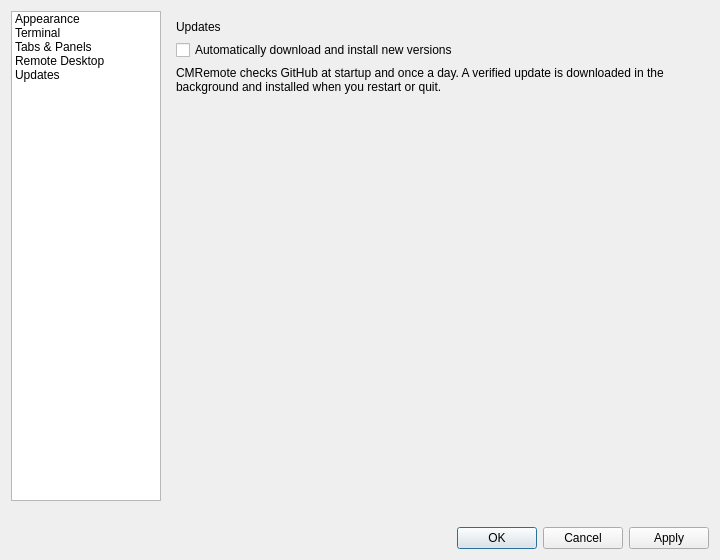
Above: app/ui/OptionsDialog.ui from Crayjones/CMRemote before the change. Below: the same form after it.
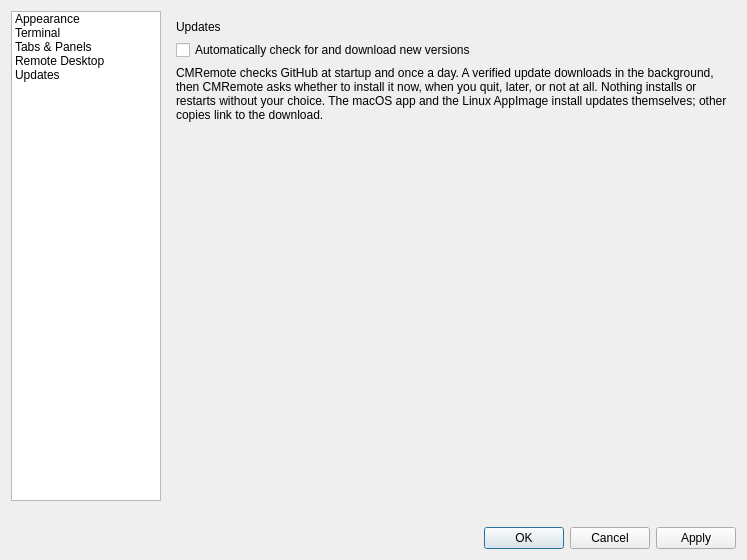
That is the form after the change. The open tabs and pages were chosen to show the change.

Patch:
```diff
--- a/app/ui/OptionsDialog.ui
+++ b/app/ui/OptionsDialog.ui
@@ -50,8 +50,8 @@
      </layout></widget>
      <widget class="QWidget" name="updatesPage"><layout class="QVBoxLayout" name="updatesLayout">
       <item><widget class="QLabel" name="updatesTitle"><property name="text"><string>Updates</string></property></widget></item>
-      <item><widget class="QCheckBox" name="autoUpdate"><property name="text"><string>Automatically download and install new versions</string></property></widget></item>
-      <item><widget class="QLabel" name="autoUpdateHelp"><property name="text"><string>CMRemote checks GitHub at startup and once a day. A verified update is downloaded in the background and installed when you restart or quit.</string></property><property name="wordWrap"><bool>true</bool></property></widget></item>
+      <item><widget class="QCheckBox" name="autoUpdate"><property name="text"><string>Automatically check for and download new versions</string></property></widget></item>
+      <item><widget class="QLabel" name="autoUpdateHelp"><property name="text"><string>CMRemote checks GitHub at startup and once a day. A verified update downloads in the background, then CMRemote asks whether to install it now, when you quit, later, or not at all. Nothing installs or restarts without your choice. The macOS app and the Linux AppImage install updates themselves; other copies link to the download.</string></property><property name="wordWrap"><bool>true</bool></property></widget></item>
       <item><spacer name="updatesSpace"><property name="orientation"><enum>Qt::Vertical</enum></property><property name="sizeHint"><size><width>20</width><height>40</height></size></property></spacer></item>
      </layout></widget>
     </widget></item>
```
